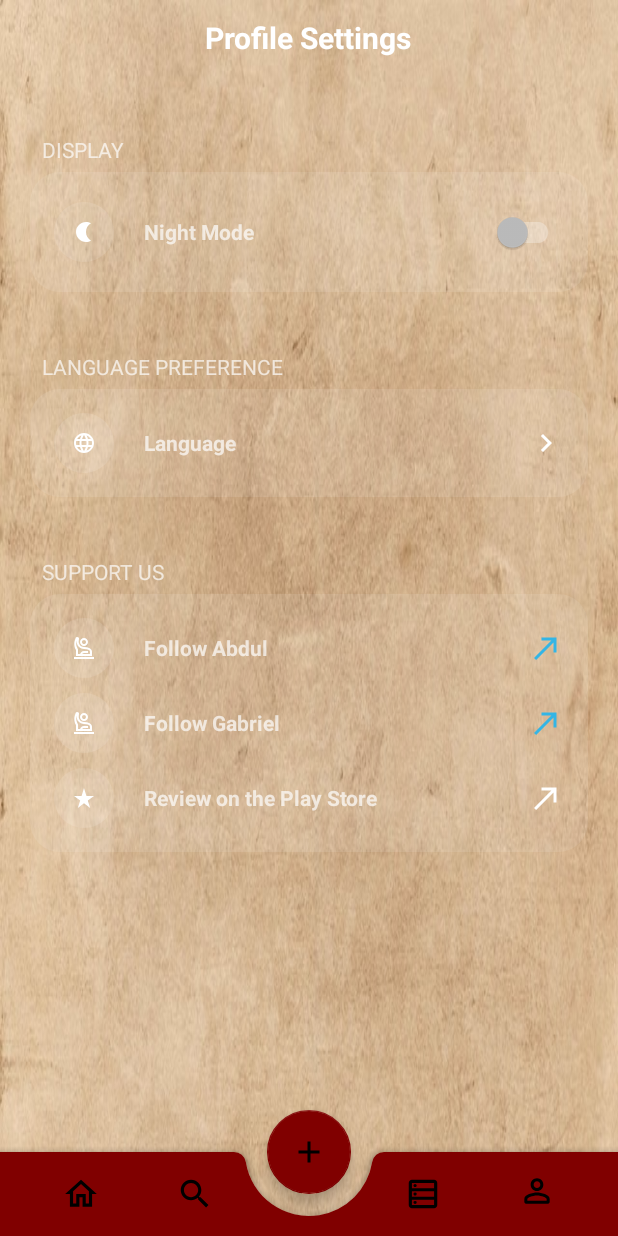
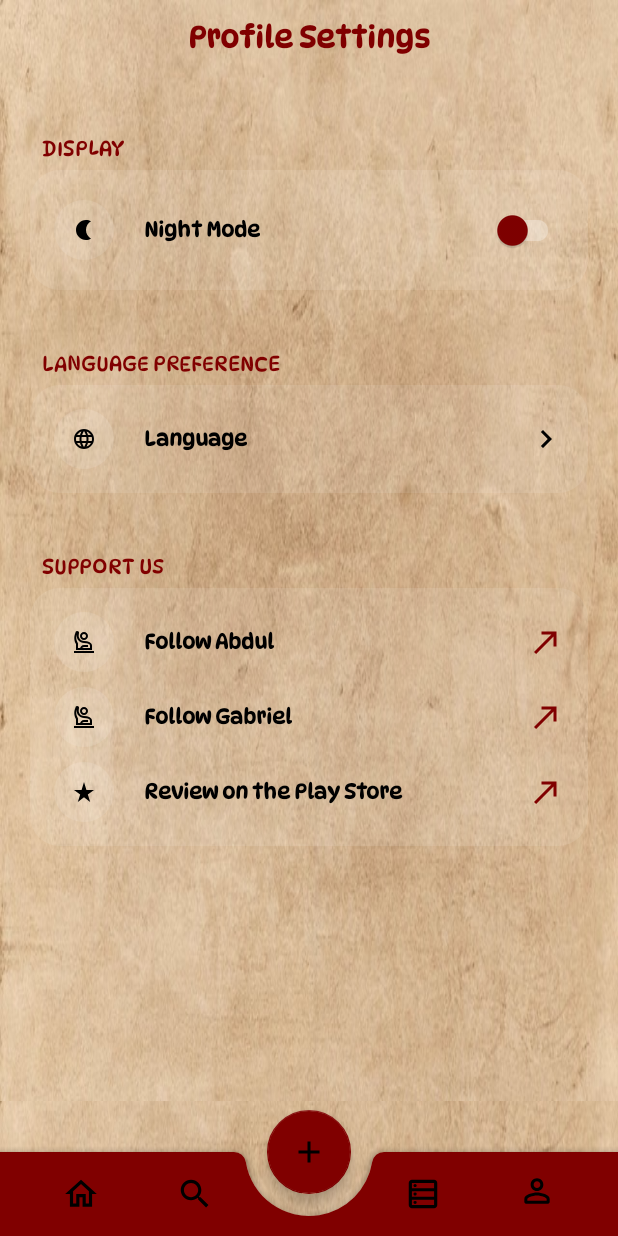
Before and after one commit to AbdulkarimMziya/job_application_tracker, an Android app: the screen it shows after launch (MainActivity), item 5 of the bottom bar chosen, on a phone screen of 412 x 824 dp. Run offline under Robolectric (Android 15) with nearby library versions, the phone set to English and light mode, and no system bars; our stand-ins replace Room's generated code.

Commit message:
more app layout

```diff
--- a/app/src/main/res/layout/fragment_add_application.xml
+++ b/app/src/main/res/layout/fragment_add_application.xml
@@ -27,7 +27,7 @@
             android:layout_marginStart="16dp"
             android:textColor="@android:color/black"
             android:fontFamily="@font/font"
-            android:textSize="20sp"/>
+            android:textSize="15sp"/>
 
         <TextView
             android:fontFamily="@font/font"
@@ -49,7 +49,7 @@
             android:layout_centerVertical="true"
             android:layout_marginEnd="16dp"
             android:textColor="@android:color/black"
-            android:textSize="20sp"/>
+            android:textSize="15sp"/>
     </RelativeLayout>
     <ScrollView
         android:layout_width="match_parent"
@@ -117,6 +117,7 @@
                         android:text="Date Applied" />
 
                     <androidx.appcompat.widget.AppCompatButton
+                        android:fontFamily="@font/font"
                         android:textColor="@color/black"
                         android:id="@+id/btnPickDate"
                         android:layout_width="wrap_content"
@@ -144,6 +145,7 @@
                         android:text="Date of latest reply?" />
 
                     <androidx.appcompat.widget.AppCompatButton
+                        android:fontFamily="@font/font"
                         android:id="@+id/btnReplyDate"
                         android:layout_width="wrap_content"
                         android:layout_height="40dp"
--- a/app/src/main/res/layout/fragment_profile_screen.xml
+++ b/app/src/main/res/layout/fragment_profile_screen.xml
@@ -6,6 +6,7 @@
     android:layout_width="match_parent"
     android:layout_height="match_parent"
     android:orientation="vertical"
+    android:background="@drawable/bg"
     tools:context=".views.fragments.ProfileScreenFragment">
     <!-- Top App Bar -->
     <RelativeLayout
@@ -17,11 +18,12 @@
             android:layout_height="50dp"/>
 
         <TextView
+            android:fontFamily="@font/font"
+            android:textColor="@color/maroon"
             android:layout_width="wrap_content"
             android:layout_height="wrap_content"
             android:text="Profile Settings"
             android:layout_centerInParent="true"
-            android:textColor="@color/white"
             android:textStyle="bold"
             android:textSize="20sp" />
     </RelativeLayout>
@@ -37,6 +39,8 @@
 
             <!-- Night Mode -->
             <TextView
+                android:textColor="@color/maroon"
+                android:fontFamily="@font/font"
                 android:layout_width="wrap_content"
                 android:layout_height="wrap_content"
                 android:text="DISPLAY"
@@ -64,10 +68,12 @@
                         android:src="@drawable/ic_nightmode"
                         android:padding="12dp"
                         android:layout_centerVertical="true"
-                        app:tint="@color/white"/>
+                        app:tint="@color/black"/>
 
                     <TextView
+                        android:fontFamily="@font/font"
                         android:layout_marginStart="20dp"
+                        android:textColor="@color/black"
                         android:layout_width="wrap_content"
                         android:layout_height="wrap_content"
                         android:layout_centerVertical="true"
@@ -76,6 +82,7 @@
                         android:layout_toEndOf="@id/icNightMode"/>
 
                     <androidx.appcompat.widget.SwitchCompat
+                        app:thumbTint="@color/maroon"
                         android:id="@+id/btnActivateNightMode"
                         android:layout_width="wrap_content"
                         android:layout_height="wrap_content"
@@ -87,6 +94,8 @@
 
             <!-- Language Section-->
             <TextView
+                android:textColor="@color/maroon"
+                android:fontFamily="@font/font"
                 android:layout_width="wrap_content"
                 android:layout_height="wrap_content"
                 android:text="LANGUAGE PREFERENCE"
@@ -113,9 +122,11 @@
                         android:layout_height="40dp"
                         android:src="@drawable/ic_language"
                         android:padding="12dp"
-                        app:tint="@color/white" />
+                        app:tint="@color/black" />
 
                     <TextView
+                        android:fontFamily="@font/font"
+                        android:textColor="@color/black"
                         android:layout_marginStart="20dp"
                         android:layout_width="wrap_content"
                         android:layout_height="wrap_content"
@@ -125,11 +136,11 @@
                         android:layout_toEndOf="@id/ivLanguage"/>
 
                     <ImageView
+                        app:thumbTint="@color/maroon"
                         android:id="@+id/btnLanguage"
                         android:layout_width="wrap_content"
                         android:layout_height="wrap_content"
                         android:src="@drawable/ic_arrow_right"
-                        app:tint="@color/white"
                         android:layout_centerVertical="true"
                         android:layout_alignParentEnd="true" />
                 </RelativeLayout>
@@ -137,6 +148,8 @@
 
             <!--  Support Us Section -->
             <TextView
+                android:textColor="@color/maroon"
+                android:fontFamily="@font/font"
                 android:layout_width="wrap_content"
                 android:layout_height="wrap_content"
                 android:text="SUPPORT US"
@@ -157,15 +170,17 @@
                     android:layout_width="match_parent"
                     android:layout_height="wrap_content">
                     <ImageView
+                        app:tint="@color/black"
                         android:id="@+id/ivFollowMe"
                         android:background="@drawable/round_back_white_secondary_20"
                         android:layout_width="40dp"
                         android:layout_height="40dp"
                         android:src="@drawable/ic_person_raised_hand"
-                        android:padding="12dp"
-                        app:tint="@color/white" />
+                        android:padding="12dp"/>
 
                     <TextView
+                        android:textColor="@color/black"
+                        android:fontFamily="@font/font"
                         android:layout_marginStart="20dp"
                         android:layout_width="wrap_content"
                         android:layout_height="wrap_content"
@@ -179,7 +194,7 @@
                         android:layout_width="wrap_content"
                         android:layout_height="wrap_content"
                         android:src="@drawable/ic_arrow_north_east"
-                        app:tint="@android:color/holo_blue_light"
+                        app:tint="@color/maroon"
                         android:layout_centerVertical="true"
                         android:layout_alignParentEnd="true" />
                 </RelativeLayout>
@@ -191,15 +206,17 @@
                     android:layout_marginTop="10dp">
 
                     <ImageView
+                        app:tint="@color/black"
                         android:id="@+id/ivFollowMe1"
                         android:background="@drawable/round_back_white_secondary_20"
                         android:layout_width="40dp"
                         android:layout_height="40dp"
                         android:src="@drawable/ic_person_raised_hand"
-                        android:padding="12dp"
-                        app:tint="@color/white" />
+                        android:padding="12dp"/>
 
                     <TextView
+                        android:textColor="@color/black"
+                        android:fontFamily="@font/font"
                         android:layout_marginStart="20dp"
                         android:layout_width="wrap_content"
                         android:layout_height="wrap_content"
@@ -213,7 +230,7 @@
                         android:layout_width="wrap_content"
                         android:layout_height="wrap_content"
                         android:src="@drawable/ic_arrow_north_east"
-                        app:tint="@android:color/holo_blue_light"
+                        app:tint="@color/maroon"
                         android:layout_centerVertical="true"
                         android:layout_alignParentEnd="true" />
                 </RelativeLayout>
@@ -225,15 +242,17 @@
                     android:layout_marginTop="10dp">
 
                     <ImageView
+                        app:tint="@color/black"
                         android:id="@+id/ivReview"
                         android:background="@drawable/round_back_white_secondary_20"
                         android:layout_width="40dp"
                         android:layout_height="40dp"
                         android:src="@drawable/ic_star_rate"
-                        android:padding="12dp"
-                        app:tint="@color/white" />
+                        android:padding="12dp"/>
 
                     <TextView
+                        android:textColor="@color/black"
+                        android:fontFamily="@font/font"
                         android:layout_marginStart="20dp"
                         android:layout_width="wrap_content"
                         android:layout_height="wrap_content"
@@ -247,7 +266,7 @@
                         android:layout_width="wrap_content"
                         android:layout_height="wrap_content"
                         android:src="@drawable/ic_arrow_north_east"
-                        app:tint="@color/white"
+                        app:tint="@color/maroon"
                         android:layout_centerVertical="true"
                         android:layout_alignParentEnd="true" />
                 </RelativeLayout>
```
Also changed, not shown: app/src/main/res/layout/fragment_application_screen.xml (+7 -5 lines), app/src/main/res/layout/fragment_edit_application.xml (+42 -12 lines), app/src/main/res/layout/fragment_home_screen.xml (+11 -5 lines), app/src/main/res/layout/list_item_layout.xml (+13 -8 lines).
